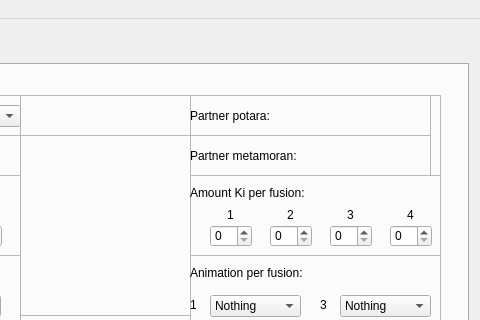
Above: lib/design/Raging_tools.ui from adsl14/Raging-tools before the change; both pictures show x 472 to 952 and y 0 to 320 of the 952 by 853 pixel window. Below: the same form after it.
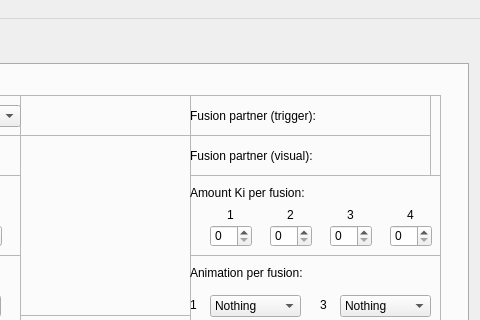
That is the form after the change. The open tabs and pages were chosen to show the change. Icons and pictures are not drawn.

Commit message: Fixed fusion partner parameters name

Patch:
```diff
--- a/lib/design/Raging_tools.ui
+++ b/lib/design/Raging_tools.ui
@@ -2559,12 +2559,12 @@
             <rect>
              <x>0</x>
              <y>10</y>
-             <width>121</width>
+             <width>151</width>
              <height>21</height>
             </rect>
            </property>
            <property name="text">
-            <string>Partner potara:</string>
+            <string>Fusion partner (trigger):</string>
            </property>
           </widget>
           <widget class="QLabel" name="partnerPotara_value">
@@ -2629,12 +2629,12 @@
             <rect>
              <x>0</x>
              <y>10</y>
-             <width>121</width>
+             <width>141</width>
              <height>21</height>
             </rect>
            </property>
            <property name="text">
-            <string>Partner metamoran:</string>
+            <string>Fusion partner (visual):</string>
            </property>
           </widget>
           <widget class="QLabel" name="partnerMetamoran_value">
```
Left out of the diff: 30 changed lines with no effect on the pictures. The commit also changes 5 other files.
